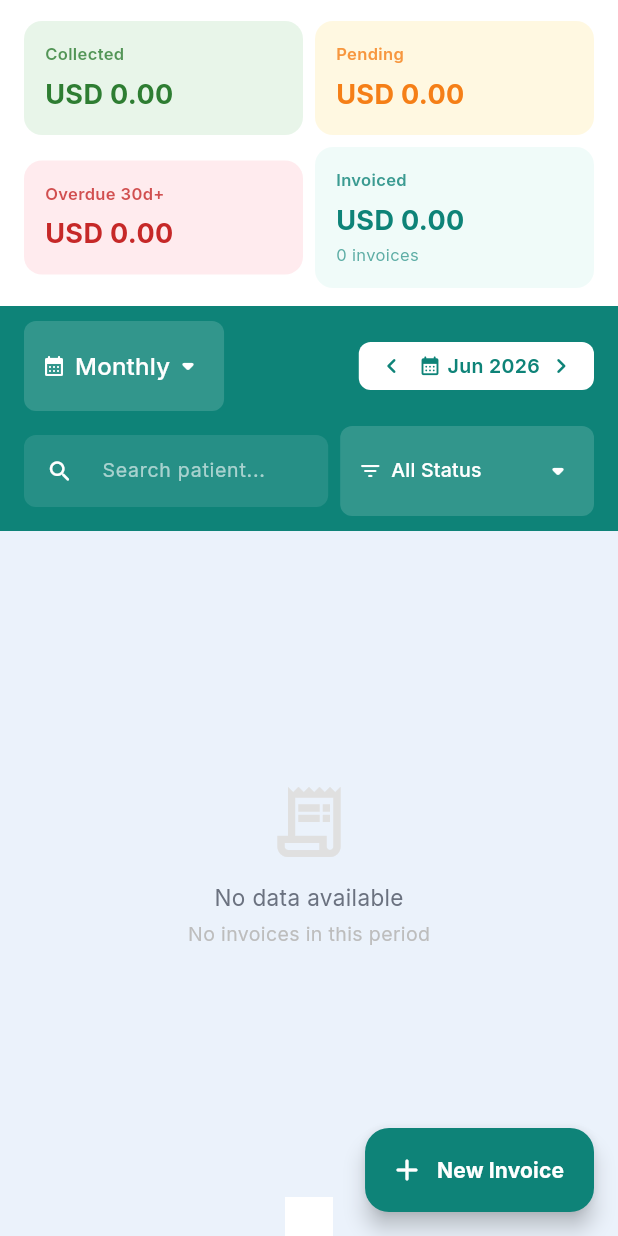
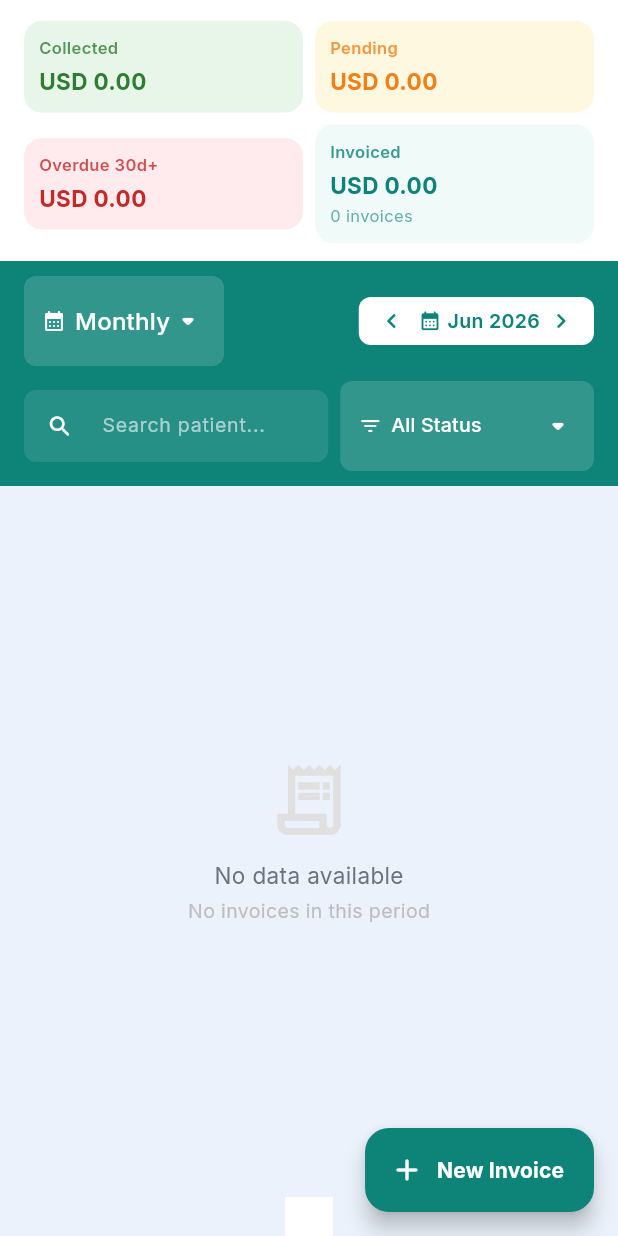
Before and after one commit to PhysioConnect-app/app, a Flutter app: the BillingScreen screen opened directly, on a phone screen of 412 x 824 dp. Run offline on Flutter 3.47's test engine with Material 3 defaults, Android fonts, the phone set to English and light mode, and no system bars; our stand-ins replace file_picker, fl_chart, flutter_local_notifications, flutter_map, geolocator, google_fonts and 8 more; missing offline and left inert: dart:js_interop, excel; accounts and stored records are empty.

Commit message:
refine(billing): tighten Revenues page typography and button sizing
Reduces visual weight on the desktop Revenues page without recoloring.

KPI cards (shared desktop+mobile — Step 4 to verify mobile):
  - Container padding 14 → 10 px
  - Amount (USD) font 18 → 15 px; title↔value gap 6 → 4 px

Add Income button (desktop-only, behind if (isDesktop)):
  - Height 56 → 44 px; border-radius 14 → 10 px
  - Icon size 24 → 20; label font 17 → 14 px (standard desktop CTA sizing)

Table header (desktop-only, _desktopTable):
  - Row padding vertical 12 → 10 px

Table rows (desktop-only, _tableRow):
  - Row padding vertical 12 → 10 px
  - Patient-name font 14 bold → 13 bold (aligns all columns to 13 px)

All touched styles are Revenues-local; no shared consumers in other
screens (expenses_screen._kpiCard and admin_dashboard._kpiCard are
independently defined private methods with different signatures).

Co-Authored-By: Claude Sonnet 4.6 <noreply@anthropic.com>

```diff
--- a/lib/features/doctor/billing_screen.dart
+++ b/lib/features/doctor/billing_screen.dart
@@ -1299,7 +1299,7 @@ class _BillingScreenState extends State<BillingScreen> {
                       BorderRadius.vertical(top: Radius.circular(14)),
                 ),
                 padding: const EdgeInsets.symmetric(
-                    horizontal: 16, vertical: 12),
+                    horizontal: 16, vertical: 10),
                 child: Row(children: [
                   _th('Patient Name', flex: 3),
                   _th('Date',         flex: 2),
@@ -1432,12 +1432,12 @@ class _BillingScreenState extends State<BillingScreen> {
 
     return Container(
       color: bg,
-      padding: const EdgeInsets.symmetric(horizontal: 16, vertical: 12),
+      padding: const EdgeInsets.symmetric(horizontal: 16, vertical: 10),
       child: Row(children: [
         Expanded(flex: 3,
           child: Text(name,
               style: const TextStyle(
-                  fontWeight: FontWeight.bold, fontSize: 14))),
+                  fontWeight: FontWeight.bold, fontSize: 13))),
         Expanded(flex: 2,
           child: Text(date,
               style: const TextStyle(
@@ -1966,20 +1966,20 @@ class _BillingScreenState extends State<BillingScreen> {
             if (isDesktop) ...[
               SizedBox(
                 width: double.infinity,
-                height: 56,
+                height: 44,
                 child: ElevatedButton.icon(
                   style: ElevatedButton.styleFrom(
                     backgroundColor: _kAccent,
                     foregroundColor: Colors.white,
                     shape: RoundedRectangleBorder(
-                        borderRadius: BorderRadius.circular(14)),
+                        borderRadius: BorderRadius.circular(10)),
                     elevation: 3,
                     shadowColor: _kAccent.withValues(alpha: 0.35),
                   ),
-                  icon: const Icon(Icons.add_circle_rounded, size: 24),
+                  icon: const Icon(Icons.add_circle_rounded, size: 20),
                   label: const Text('+ Add Income',
                       style: TextStyle(
-                          fontWeight: FontWeight.bold, fontSize: 17)),
+                          fontWeight: FontWeight.bold, fontSize: 14)),
                   onPressed: () => _showAddInvoice(s),
                 ),
               ),
@@ -2181,7 +2181,7 @@ class _BillingScreenState extends State<BillingScreen> {
     String? sublabel,
   }) =>
       Container(
-        padding: const EdgeInsets.all(14),
+        padding: const EdgeInsets.all(10),
         decoration: BoxDecoration(
           color: tint,
           borderRadius: BorderRadius.circular(12),
@@ -2195,14 +2195,14 @@ class _BillingScreenState extends State<BillingScreen> {
                     fontSize: 11,
                     fontWeight: FontWeight.w600,
                     color: accent.withValues(alpha: 0.8))),
-            const SizedBox(height: 6),
+            const SizedBox(height: 4),
             FittedBox(
               fit: BoxFit.scaleDown,
               alignment: Alignment.centerLeft,
               child: Text(
                 _fmtAmt(amount),
                 style: TextStyle(
-                    fontSize: 18,
+                    fontSize: 15,
                     fontWeight: FontWeight.bold,
                     color: accent),
               ),
```
